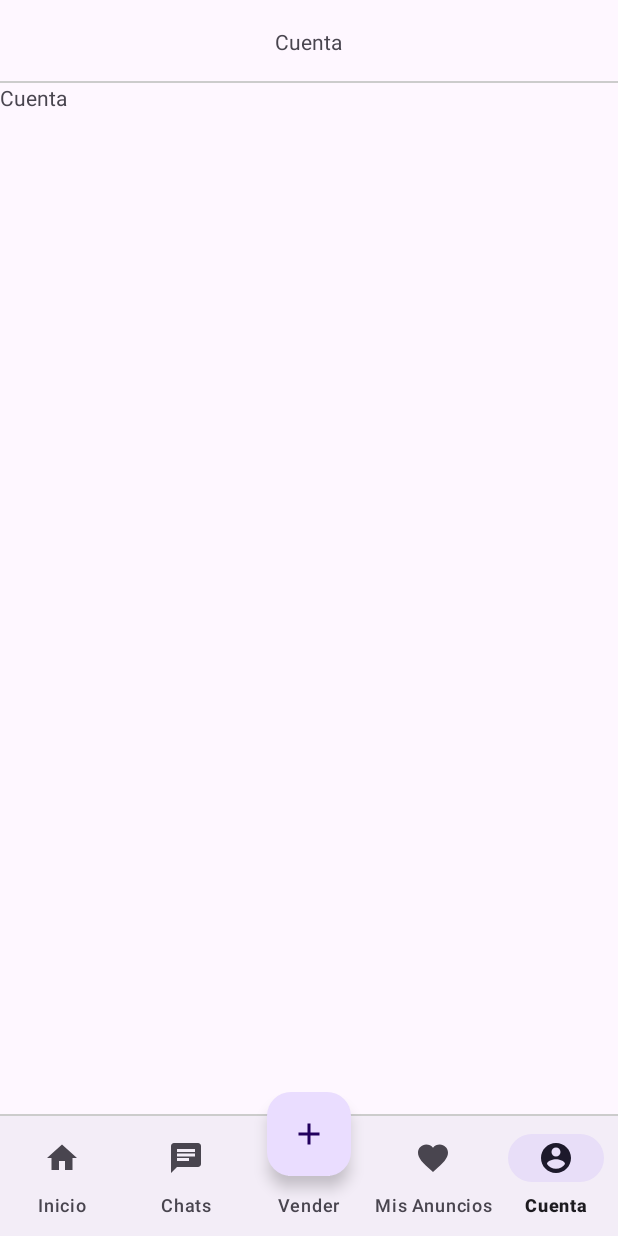
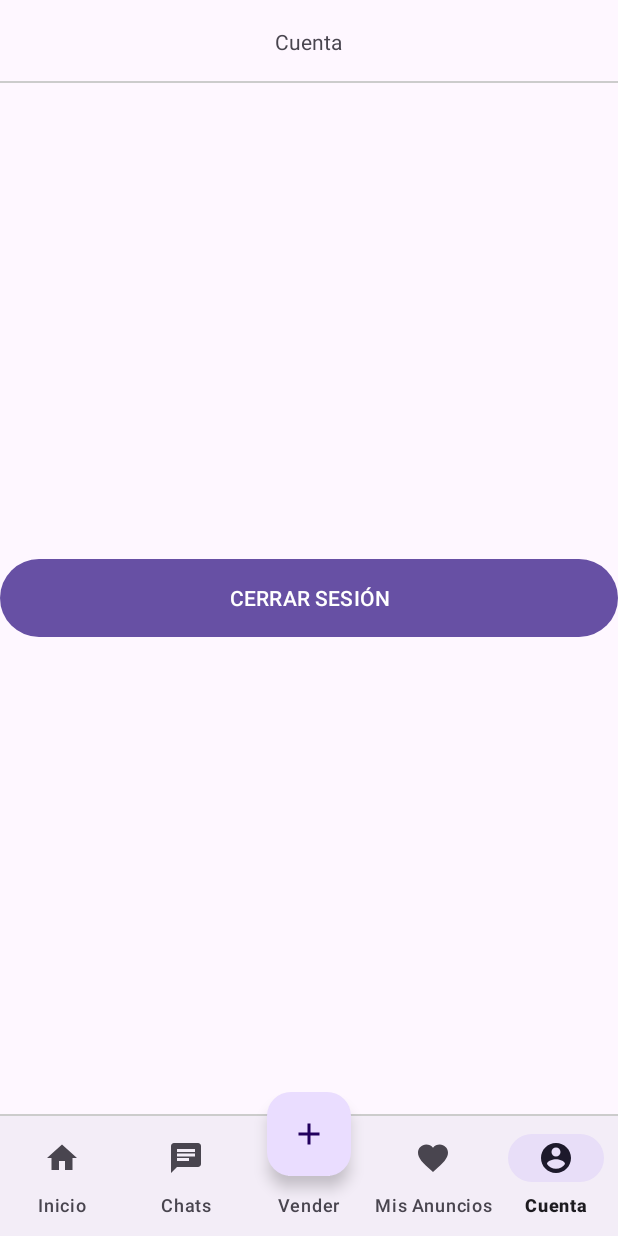
Before and after one commit to JesusMedinaP/App_Compra_Venta, an Android app: the screen it shows after launch once a user with an empty profile is signed in (MainActivity), item 5 of the bottom bar chosen, on a phone screen of 412 x 824 dp. Run offline under Robolectric (Android 15) with nearby library versions, the phone set to English and light mode, and no system bars; our stand-ins replace Firebase (no records; nobody signed in at launch, a user with empty details on screens opened directly).

Commit message:
Sexta Parte del Inicio de sesión y Registro con Firebase. Implementado el botón y la lógica para poder cerrar sesión desde la vista de Cuenta.

```diff
--- a/app/src/main/java/medina/jesus/app_compra_y_venta/Fragmentos/FragmentCuenta.kt
+++ b/app/src/main/java/medina/jesus/app_compra_y_venta/Fragmentos/FragmentCuenta.kt
@@ -1,60 +1,50 @@
 package medina.jesus.app_compra_y_venta.Fragmentos
 
+import android.content.Context
+import android.content.Intent
 import android.os.Bundle
 import androidx.fragment.app.Fragment
 import android.view.LayoutInflater
 import android.view.View
 import android.view.ViewGroup
+import com.google.firebase.auth.FirebaseAuth
+import medina.jesus.app_compra_y_venta.OpcionesLogin
 import medina.jesus.app_compra_y_venta.R
+import medina.jesus.app_compra_y_venta.databinding.FragmentCuentaBinding
 
-// TODO: Rename parameter arguments, choose names that match
-// the fragment initialization parameters, e.g. ARG_ITEM_NUMBER
-private const val ARG_PARAM1 = "param1"
-private const val ARG_PARAM2 = "param2"
+class FragmentCuenta : Fragment() {
 
-/**
- * A simple [Fragment] subclass.
- * Use the [FragmentCuenta.newInstance] factory method to
- * create an instance of this fragment.
- */
-class FragmentCuenta : Fragment() {
-    // TODO: Rename and change types of parameters
-    private var param1: String? = null
-    private var param2: String? = null
+    private lateinit var binding : FragmentCuentaBinding
+    private lateinit var firebaseAuth: FirebaseAuth
+    private lateinit var mContext : Context
 
-    override fun onCreate(savedInstanceState: Bundle?) {
-        super.onCreate(savedInstanceState)
-        arguments?.let {
-            param1 = it.getString(ARG_PARAM1)
-            param2 = it.getString(ARG_PARAM2)
-        }
+
+    //Método para poder obtener el contexto ya que
+    //estamos en un fragment y no lo tiene.
+    override fun onAttach(context: Context) {
+         mContext = context
+        super.onAttach(context)
     }
 
     override fun onCreateView(
         inflater: LayoutInflater, container: ViewGroup?,
         savedInstanceState: Bundle?
     ): View? {
-        // Inflate the layout for this fragment
-        return inflater.inflate(R.layout.fragment_cuenta, container, false)
+        binding = FragmentCuentaBinding.inflate(layoutInflater, container, false)
+        return binding.root
     }
 
-    companion object {
-        /**
-         * Use this factory method to create a new instance of
-         * this fragment using the provided parameters.
-         *
-         * @param param1 Parameter 1.
-         * @param param2 Parameter 2.
-         * @return A new instance of fragment FragmentCuenta.
-         */
-        // TODO: Rename and change types and number of parameters
-        @JvmStatic
-        fun newInstance(param1: String, param2: String) =
-            FragmentCuenta().apply {
-                arguments = Bundle().apply {
-                    putString(ARG_PARAM1, param1)
-                    putString(ARG_PARAM2, param2)
-                }
-            }
+    override fun onViewCreated(view: View, savedInstanceState: Bundle?) {
+        super.onViewCreated(view, savedInstanceState)
+
+        firebaseAuth = FirebaseAuth.getInstance()
+
+        //Método para poder cerrar sesión y volver a la vista de login.
+        binding.BtnCerrarSesion.setOnClickListener {
+            firebaseAuth.signOut()
+            startActivity(Intent(mContext, OpcionesLogin::class.java))
+            activity?.finishAffinity()
+        }
     }
+
 }
--- a/app/src/main/res/layout/fragment_cuenta.xml
+++ b/app/src/main/res/layout/fragment_cuenta.xml
@@ -1,14 +1,17 @@
 <?xml version="1.0" encoding="utf-8"?>
-<FrameLayout xmlns:android="http://schemas.android.com/apk/res/android"
+<RelativeLayout
+    xmlns:android="http://schemas.android.com/apk/res/android"
     xmlns:tools="http://schemas.android.com/tools"
     android:layout_width="match_parent"
     android:layout_height="match_parent"
     tools:context=".Fragmentos.FragmentCuenta">
 
-    <!-- TODO: Update blank fragment layout -->
-    <TextView
+    <com.google.android.material.button.MaterialButton
+        android:id="@+id/Btn_Cerrar_Sesion"
+        android:text="@string/Btn_Cerrar_Sesion"
+        android:textAllCaps="true"
         android:layout_width="match_parent"
-        android:layout_height="match_parent"
-        android:text="@string/Item_Cuenta" />
+        android:layout_height="@dimen/m_button_height"
+        android:layout_centerInParent="true"/>
 
-</FrameLayout>
+</RelativeLayout>
--- a/app/src/main/res/values/strings.xml
+++ b/app/src/main/res/values/strings.xml
@@ -22,4 +22,6 @@
     <string name="Txt_Registro">Registro de Usuario</string>
     <string name="Et_r_Password">Repetir Contraseña</string>
     <string name="Btn_Registrar">Registrar</string>
+
+    <string name="Btn_Cerrar_Sesion">Cerrar Sesión</string>
 </resources>
```
